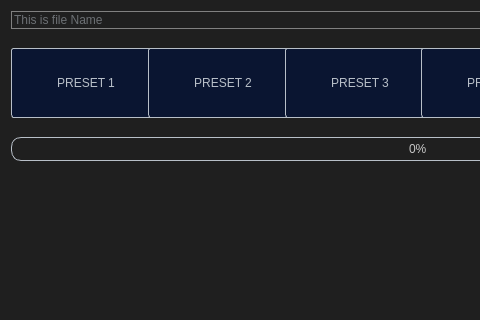
Qt form TeamUnsigned/panoramaform.ui (jshs214/Qt_Dental_ImageProcessing_SW) before a commit; both pictures show x 0 to 480 and y 0 to 320 of the 1200 by 900 pixel window.
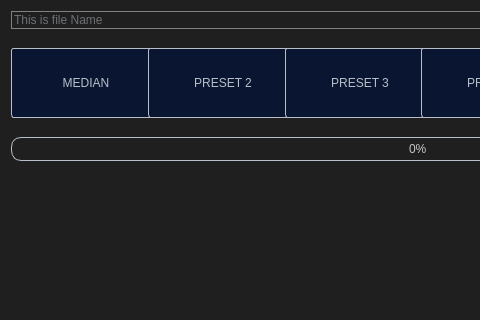
The same form after that commit. Icons and pictures are not drawn.

```diff
--- a/TeamUnsigned/panoramaform.ui
+++ b/TeamUnsigned/panoramaform.ui
@@ -154,7 +154,7 @@
               </size>
              </property>
              <property name="text">
-              <string>PRESET 1</string>
+              <string>MEDIAN</string>
              </property>
             </widget>
            </item>
```
